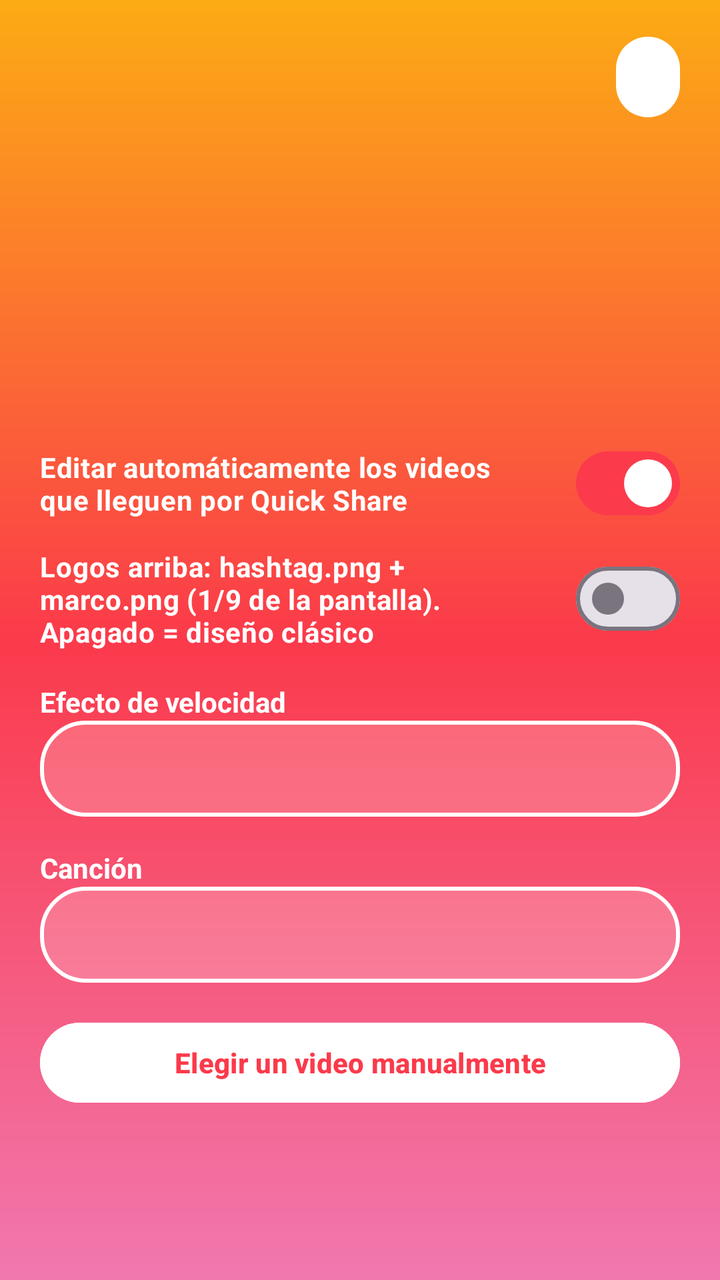
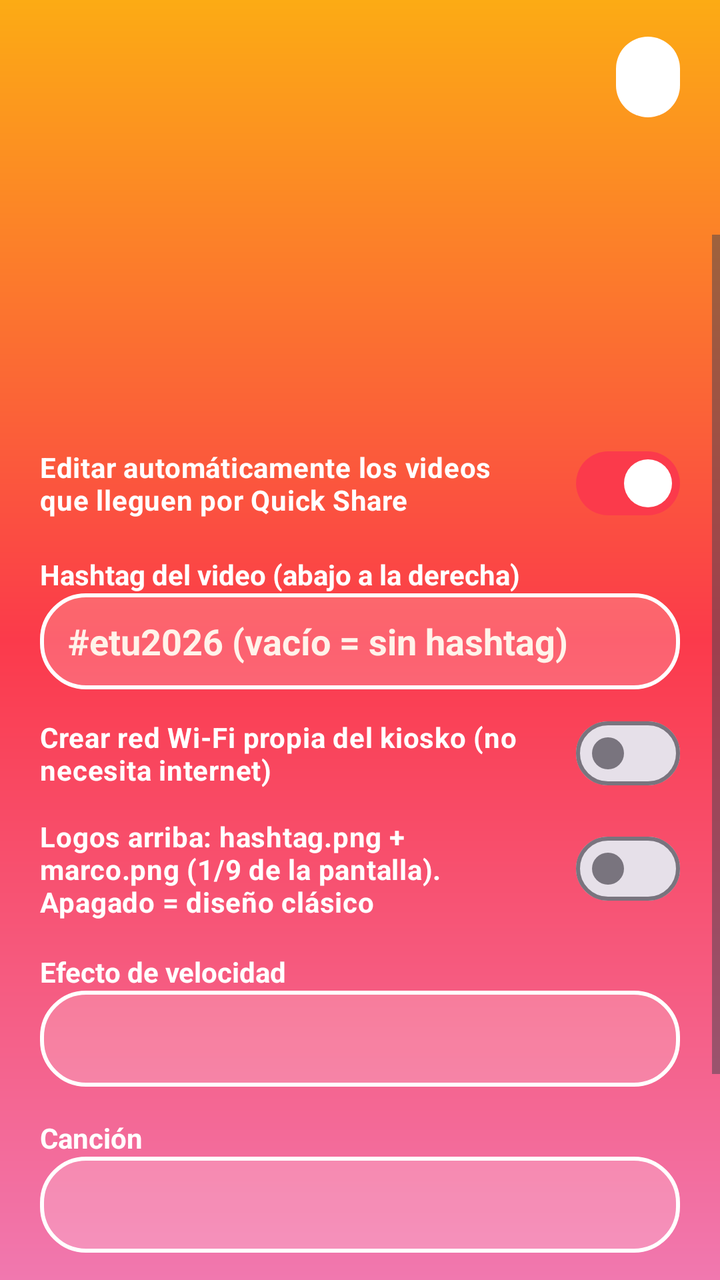

Compare the two renders of this Android layout. The source of the first and the diff that turns it into the second are given below.
<!-- AndroidManifest.xml: application theme Theme.Kiosko -->
<!-- res/layout/activity_main.xml -->
<?xml version="1.0" encoding="utf-8"?>
<LinearLayout xmlns:android="http://schemas.android.com/apk/res/android"
    xmlns:app="http://schemas.android.com/apk/res-auto"
    android:layout_width="match_parent"
    android:layout_height="match_parent"
    android:background="@drawable/bg_screen"
    android:orientation="vertical">

    
    <LinearLayout
        android:layout_width="match_parent"
        android:layout_height="wrap_content"
        android:gravity="center_vertical"
        android:orientation="horizontal"
        android:paddingStart="20dp"
        android:paddingTop="16dp"
        android:paddingEnd="20dp">

        <TextView
            android:id="@+id/hashtag"
            android:layout_width="0dp"
            android:layout_height="wrap_content"
            android:layout_weight="1"
            android:rotation="-3"
            android:shadowColor="@color/coral"
            android:shadowDy="4"
            android:shadowRadius="1"
            android:textColor="@color/blanco"
            android:textSize="34sp"
            android:textStyle="bold" />

        <TextView
            android:id="@+id/counter"
            android:layout_width="wrap_content"
            android:layout_height="wrap_content"
            android:background="@drawable/bg_pill"
            android:paddingStart="16dp"
            android:paddingTop="8dp"
            android:paddingEnd="16dp"
            android:paddingBottom="8dp"
            android:textColor="@color/rojo"
            android:textSize="18sp"
            android:textStyle="bold" />
    </LinearLayout>

    <com.google.android.material.tabs.TabLayout
        android:id="@+id/tabs"
        android:layout_width="match_parent"
        android:layout_height="wrap_content"
        android:layout_marginTop="8dp"
        android:background="@android:color/transparent"
        app:tabIndicatorColor="@color/blanco"
        app:tabIndicatorFullWidth="false"
        app:tabIndicatorHeight="4dp"
        app:tabSelectedTextColor="@color/blanco"
        app:tabTextColor="@color/blanco_suave" />

    <FrameLayout
        android:layout_width="match_parent"
        android:layout_height="0dp"
        android:layout_weight="1">

        
        <ScrollView
            android:id="@+id/livePanel"
            android:layout_width="match_parent"
            android:layout_height="match_parent"
            android:fillViewport="true">

            <LinearLayout
                android:layout_width="match_parent"
                android:layout_height="wrap_content"
                android:gravity="center_horizontal"
                android:orientation="vertical"
                android:padding="20dp">

                <TextView
                    android:id="@+id/status"
                    android:layout_width="match_parent"
                    android:layout_height="wrap_content"
                    android:gravity="center"
                    android:textColor="@color/blanco"
                    android:textSize="22sp"
                    android:textStyle="bold" />

                <ProgressBar
                    android:id="@+id/progress"
                    style="?android:attr/progressBarStyleHorizontal"
                    android:layout_width="match_parent"
                    android:layout_height="wrap_content"
                    android:layout_marginTop="12dp"
                    android:max="100"
                    android:progressBackgroundTint="@color/blanco_suave"
                    android:progressTint="@color/blanco"
                    android:visibility="gone" />

                
                <LinearLayout
                    android:id="@+id/resultRow"
                    android:layout_width="match_parent"
                    android:layout_height="wrap_content"
                    android:layout_marginTop="20dp"
                    android:baselineAligned="false"
                    android:gravity="center"
                    android:orientation="horizontal"
                    android:visibility="gone">

                    <LinearLayout
                        android:layout_width="0dp"
                        android:layout_height="wrap_content"
                        android:layout_marginEnd="12dp"
                        android:layout_weight="1"
                        android:background="@drawable/bg_card"
                        android:gravity="center_horizontal"
                        android:orientation="vertical"
                        android:padding="8dp">

                        <ImageView
                            android:id="@+id/preview"
                            android:layout_width="match_parent"
                            android:layout_height="300dp"
                            android:contentDescription="@string/preview_description"
                            android:scaleType="fitCenter" />

                        <TextView
                            android:id="@+id/previewLabel"
                            android:layout_width="wrap_content"
                            android:layout_height="wrap_content"
                            android:layout_marginTop="6dp"
                            android:textColor="@color/blanco"
                            android:textSize="16sp"
                            android:textStyle="bold" />
                    </LinearLayout>

                    <LinearLayout
                        android:layout_width="0dp"
                        android:layout_height="wrap_content"
                        android:layout_weight="1"
                        android:gravity="center_horizontal"
                        android:orientation="vertical">

                        <ImageView
                            android:id="@+id/qr"
                            android:layout_width="match_parent"
                            android:layout_height="wrap_content"
                            android:adjustViewBounds="true"
                            android:background="@drawable/bg_qr"
                            android:contentDescription="@string/qr_description"
                            android:padding="12dp"
                            android:scaleType="fitCenter" />

                        <TextView
                            android:layout_width="wrap_content"
                            android:layout_height="wrap_content"
                            android:layout_marginTop="10dp"
                            android:background="@drawable/bg_pill"
                            android:paddingStart="14dp"
                            android:paddingTop="6dp"
                            android:paddingEnd="14dp"
                            android:paddingBottom="6dp"
                            android:text="@string/scan_me"
                            android:textColor="@color/rojo"
                            android:textSize="16sp"
                            android:textStyle="bold" />
                    </LinearLayout>
                </LinearLayout>

                <TextView
                    android:id="@+id/url"
                    android:layout_width="wrap_content"
                    android:layout_height="wrap_content"
                    android:layout_marginTop="8dp"
                    android:textColor="@color/blanco_suave"
                    android:textIsSelectable="true"
                    android:textSize="14sp" />

                <com.google.android.material.materialswitch.MaterialSwitch
                    android:id="@+id/autoSwitch"
                    android:layout_width="match_parent"
                    android:layout_height="wrap_content"
                    android:layout_marginTop="24dp"
                    android:checked="true"
                    android:text="@string/auto_process"
                    android:textColor="@color/blanco"
                    android:textStyle="bold" />

                <com.google.android.material.materialswitch.MaterialSwitch
                    android:id="@+id/doubleLogoSwitch"
                    android:layout_width="match_parent"
                    android:layout_height="wrap_content"
                    android:layout_marginTop="8dp"
                    android:text="@string/double_logo"
                    android:textColor="@color/blanco"
                    android:textStyle="bold" />

                <TextView
                    android:id="@+id/doubleLogoWarning"
                    android:layout_width="match_parent"
                    android:layout_height="wrap_content"
                    android:text="@string/double_logo_missing"
                    android:textColor="@color/blanco"
                    android:visibility="gone" />

                <TextView
                    android:layout_width="match_parent"
                    android:layout_height="wrap_content"
                    android:layout_marginTop="16dp"
                    android:text="@string/speed_label"
                    android:textColor="@color/blanco"
                    android:textStyle="bold" />

                <Spinner
                    android:id="@+id/speedSpinner"
                    android:layout_width="match_parent"
                    android:layout_height="wrap_content"
                    android:background="@drawable/bg_card"
                    android:minHeight="48dp"
                    android:popupBackground="@color/blanco" />

                <TextView
                    android:layout_width="match_parent"
                    android:layout_height="wrap_content"
                    android:layout_marginTop="16dp"
                    android:text="@string/music_label"
                    android:textColor="@color/blanco"
                    android:textStyle="bold" />

                <Spinner
                    android:id="@+id/musicSpinner"
                    android:layout_width="match_parent"
                    android:layout_height="wrap_content"
                    android:background="@drawable/bg_card"
                    android:minHeight="48dp"
                    android:popupBackground="@color/blanco" />

                <TextView
                    android:id="@+id/musicWarning"
                    android:layout_width="match_parent"
                    android:layout_height="wrap_content"
                    android:text="@string/music_missing"
                    android:textColor="@color/blanco"
                    android:visibility="gone" />

                <Button
                    android:id="@+id/pickButton"
                    android:layout_width="match_parent"
                    android:layout_height="wrap_content"
                    android:layout_marginTop="16dp"
                    android:backgroundTint="@color/blanco"
                    android:text="@string/pick_video"
                    android:textColor="@color/rojo"
                    android:textStyle="bold" />

                <TextView
                    android:id="@+id/networkInfo"
                    android:layout_width="match_parent"
                    android:layout_height="wrap_content"
                    android:layout_marginTop="16dp"
                    android:textColor="@color/blanco_suave"
                    android:textSize="13sp" />

                <TextView
                    android:id="@+id/folderInfo"
                    android:layout_width="match_parent"
                    android:layout_height="wrap_content"
                    android:layout_marginTop="8dp"
                    android:textColor="@color/blanco_suave"
                    android:textSize="12sp" />
            </LinearLayout>
        </ScrollView>

        
        <LinearLayout
            android:id="@+id/historyPanel"
            android:layout_width="match_parent"
            android:layout_height="match_parent"
            android:orientation="vertical"
            android:paddingStart="12dp"
            android:paddingEnd="12dp"
            android:visibility="gone">

            <TextView
                android:id="@+id/historyCount"
                android:layout_width="match_parent"
                android:layout_height="wrap_content"
                android:padding="8dp"
                android:textColor="@color/blanco"
                android:textStyle="bold" />

            <TextView
                android:id="@+id/historyEmpty"
                android:layout_width="match_parent"
                android:layout_height="wrap_content"
                android:gravity="center"
                android:padding="32dp"
                android:text="@string/history_empty"
                android:textColor="@color/blanco"
                android:textSize="16sp"
                android:visibility="gone" />

            <androidx.recyclerview.widget.RecyclerView
                android:id="@+id/historyList"
                android:layout_width="match_parent"
                android:layout_height="0dp"
                android:layout_weight="1"
                android:clipToPadding="false"
                android:paddingBottom="16dp" />
        </LinearLayout>
    </FrameLayout>
</LinearLayout>
<!-- resources referenced by this layout -->
<resources>
  <color name="blanco">#FFFFFF</color>
  <color name="blanco_suave">#FFF3EA</color>
  <color name="coral">#F54945</color>
  <color name="rojo">#FB3A4B</color>
  <!-- drawable bg_card (drawable) -->
  <?xml version="1.0" encoding="utf-8"?>
  <shape xmlns:android="http://schemas.android.com/apk/res/android">
      <solid android:color="@color/fondo_tarjeta" />
      <stroke android:width="2dp" android:color="@color/blanco" />
      <corners android:radius="22dp" />
  </shape>
  <!-- drawable bg_pill (drawable) -->
  <?xml version="1.0" encoding="utf-8"?>
  <shape xmlns:android="http://schemas.android.com/apk/res/android">
      <solid android:color="@color/blanco" />
      <corners android:radius="999dp" />
  </shape>
  <!-- drawable bg_qr (drawable) -->
  <?xml version="1.0" encoding="utf-8"?>
  <shape xmlns:android="http://schemas.android.com/apk/res/android">
      <solid android:color="@color/blanco" />
      <stroke android:width="5dp" android:color="@color/coral" />
      <corners android:radius="22dp" />
  </shape>
  <!-- drawable bg_screen (drawable) -->
  <?xml version="1.0" encoding="utf-8"?>
  <shape xmlns:android="http://schemas.android.com/apk/res/android">
      <gradient
          android:angle="300"
          android:centerColor="@color/rojo"
          android:endColor="@color/rosa"
          android:startColor="@color/amarillo"
          android:type="linear" />
  </shape>
  <string name="auto_process">Editar automáticamente los videos que lleguen por Quick Share</string>
  <string name="double_logo">Logos arriba: hashtag.png + marco.png (1/9 de la pantalla). Apagado = diseño clásico</string>
  <string name="double_logo_missing">⚠️ No se encontró hashtag.png en Download &gt; INSUMOS: se usará el diseño clásico.</string>
  <string name="history_empty">Todavía no hay videos procesados.</string>
  <string name="music_label">Canción</string>
  <string name="music_missing">No se encontraron canciones. Copia los .mp3 en Almacenamiento interno &gt; Download &gt; INSUMOS y da permiso de \"Música y audio\" a la app.</string>
  <string name="pick_video">Elegir un video manualmente</string>
  <string name="preview_description">Vista previa del video a compartir</string>
  <string name="qr_description">Código QR para descargar el video</string>
  <string name="scan_me">Escanéame 📲</string>
  <string name="speed_label">Efecto de velocidad</string>
  <style name="Theme.Kiosko" parent="Theme.Material3.Light.NoActionBar">
          <item name="colorPrimary">@color/rojo</item>
          <item name="colorOnPrimary">@color/blanco</item>
          <item name="colorSecondary">@color/amarillo</item>
          <item name="android:windowBackground">@drawable/bg_screen</item>
          <item name="android:statusBarColor">@color/naranja</item>
          <item name="android:navigationBarColor">@color/rosa</item>
      </style>
  <color name="fondo_tarjeta">#33FFFFFF</color>
  <color name="rosa">#F178AF</color>
  <color name="amarillo">#FCAB14</color>
  <color name="naranja">#F68425</color>
</resources>

<!-- the commit's change to res/layout/activity_main.xml (unified diff, before → after) -->
@@ -165,6 +165,52 @@
                     </LinearLayout>
                 </LinearLayout>
 
+                <CheckBox
+                    android:id="@+id/authorizeCheck"
+                    android:layout_width="match_parent"
+                    android:layout_height="wrap_content"
+                    android:layout_marginTop="14dp"
+                    android:background="@drawable/bg_card"
+                    android:buttonTint="@color/blanco"
+                    android:minHeight="56dp"
+                    android:padding="10dp"
+                    android:text="@string/authorize"
+                    android:textColor="@color/blanco"
+                    android:textSize="18sp"
+                    android:textStyle="bold"
+                    android:visibility="gone" />
+
+                
+                <LinearLayout
+                    android:id="@+id/wifiRow"
+                    android:layout_width="match_parent"
+                    android:layout_height="wrap_content"
+                    android:layout_marginTop="14dp"
+                    android:background="@drawable/bg_card"
+                    android:gravity="center_vertical"
+                    android:orientation="horizontal"
+                    android:padding="10dp"
+                    android:visibility="gone">
+
+                    <ImageView
+                        android:id="@+id/wifiQr"
+                        android:layout_width="130dp"
+                        android:layout_height="130dp"
+                        android:background="@drawable/bg_qr"
+                        android:contentDescription="@string/wifi_qr_description"
+                        android:padding="6dp"
+                        android:scaleType="fitCenter" />
+
+                    <TextView
+                        android:id="@+id/wifiText"
+                        android:layout_width="0dp"
+                        android:layout_height="wrap_content"
+                        android:layout_marginStart="12dp"
+                        android:layout_weight="1"
+                        android:textColor="@color/blanco"
+                        android:textSize="15sp" />
+                </LinearLayout>
+
                 <TextView
                     android:id="@+id/url"
                     android:layout_width="wrap_content"
@@ -181,6 +227,39 @@
                     android:layout_marginTop="24dp"
                     android:checked="true"
                     android:text="@string/auto_process"
+                    android:textColor="@color/blanco"
+                    android:textStyle="bold" />
+
+                <TextView
+                    android:layout_width="match_parent"
+                    android:layout_height="wrap_content"
+                    android:layout_marginTop="12dp"
+                    android:text="@string/hashtag_label"
+                    android:textColor="@color/blanco"
+                    android:textStyle="bold" />
+
+                <EditText
+                    android:id="@+id/hashtagInput"
+                    android:layout_width="match_parent"
+                    android:layout_height="wrap_content"
+                    android:background="@drawable/bg_card"
+                    android:hint="@string/hashtag_hint"
+                    android:importantForAutofill="no"
+                    android:inputType="text"
+                    android:maxLength="40"
+                    android:minHeight="48dp"
+                    android:paddingStart="14dp"
+                    android:paddingEnd="14dp"
+                    android:textColor="@color/blanco"
+                    android:textColorHint="@color/blanco_suave"
+                    android:textStyle="bold" />
+
+                <com.google.android.material.materialswitch.MaterialSwitch
+                    android:id="@+id/ownNetworkSwitch"
+                    android:layout_width="match_parent"
+                    android:layout_height="wrap_content"
+                    android:layout_marginTop="8dp"
+                    android:text="@string/own_network"
                     android:textColor="@color/blanco"
                     android:textStyle="bold" />
 
<!-- resource entries referenced after the edit -->
@@ -34,17 +34,22 @@
           android:startColor="@color/amarillo"
           android:type="linear" />
   </shape>
+  <string name="authorize">Autorizo compartir mi video en redes sociales</string>
   <string name="auto_process">Editar automáticamente los videos que lleguen por Quick Share</string>
   <string name="double_logo">Logos arriba: hashtag.png + marco.png (1/9 de la pantalla). Apagado = diseño clásico</string>
   <string name="double_logo_missing">⚠️ No se encontró hashtag.png en Download &gt; INSUMOS: se usará el diseño clásico.</string>
+  <string name="hashtag_hint">#etu2026 (vacío = sin hashtag)</string>
+  <string name="hashtag_label">Hashtag del video (abajo a la derecha)</string>
   <string name="history_empty">Todavía no hay videos procesados.</string>
   <string name="music_label">Canción</string>
   <string name="music_missing">No se encontraron canciones. Copia los .mp3 en Almacenamiento interno &gt; Download &gt; INSUMOS y da permiso de \"Música y audio\" a la app.</string>
+  <string name="own_network">Crear red Wi-Fi propia del kiosko (no necesita internet)</string>
   <string name="pick_video">Elegir un video manualmente</string>
   <string name="preview_description">Vista previa del video a compartir</string>
   <string name="qr_description">Código QR para descargar el video</string>
   <string name="scan_me">Escanéame 📲</string>
   <string name="speed_label">Efecto de velocidad</string>
+  <string name="wifi_qr_description">QR para conectarse a la red Wi-Fi del kiosko</string>
   <style name="Theme.Kiosko" parent="Theme.Material3.Light.NoActionBar">
           <item name="colorPrimary">@color/rojo</item>
           <item name="colorOnPrimary">@color/blanco</item>
